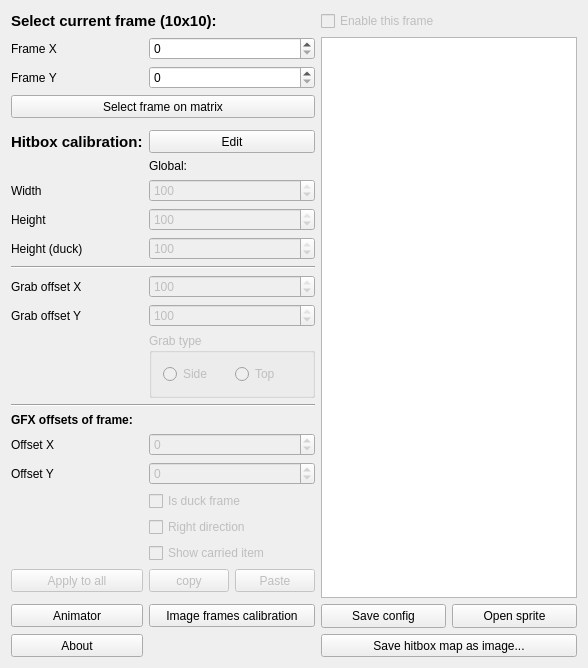
First picture: the form in PlayableCalibrator/calibrationmain.ui, repository WohlSoft/Moondust-Project, before the edit.
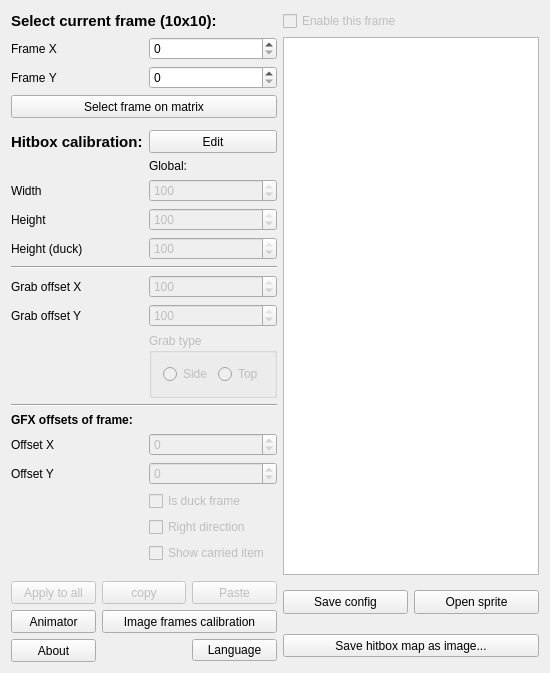
Second picture: the form after the edit. Icons and pictures are not drawn.

Diff of the .ui file:
```diff
--- a/PlayableCalibrator/calibrationmain.ui
+++ b/PlayableCalibrator/calibrationmain.ui
@@ -6,13 +6,13 @@
    <rect>
     <x>0</x>
     <y>0</y>
-    <width>629</width>
-    <height>615</height>
+    <width>560</width>
+    <height>696</height>
    </rect>
   </property>
   <property name="minimumSize">
    <size>
-    <width>629</width>
+    <width>560</width>
     <height>528</height>
    </size>
   </property>
@@ -23,26 +23,170 @@
    <iconset resource="_resources/images.qrc">
     <normaloff>:/images/Icon16.png</normaloff>:/images/Icon16.png</iconset>
   </property>
-  <layout class="QGridLayout" name="gridLayout" columnstretch="10,5,5,40,40">
+  <layout class="QGridLayout" name="gridLayout" columnstretch="10,0,0,0,0">
    <property name="sizeConstraint">
     <enum>QLayout::SetFixedSize</enum>
    </property>
-   <item row="11" column="1" colspan="2">
-    <widget class="QSpinBox" name="Height">
+   <item row="20" column="1" colspan="2">
+    <widget class="QSpinBox" name="OffsetY">
      <property name="enabled">
       <bool>false</bool>
      </property>
      <property name="toolTip">
-      <string>Nornal height of player's collision box (hitbox)</string>
+      <string>Vertical offset of hitbox relative to top side of frame</string>
      </property>
+     <property name="minimum">
+      <number>-100</number>
+     </property>
      <property name="maximum">
       <number>100</number>
      </property>
+    </widget>
+   </item>
+   <item row="15" column="1" colspan="2">
+    <widget class="QSpinBox" name="grabOffsetY">
+     <property name="enabled">
+      <bool>false</bool>
+     </property>
+     <property name="toolTip">
+      <string>Offset relative to middle of player's height</string>
+     </property>
+     <property name="minimum">
+      <number>-100</number>
+     </property>
+     <property name="maximum">
+      <number>100</number>
+     </property>
      <property name="value">
       <number>100</number>
      </property>
     </widget>
    </item>
+   <item row="4" column="3" rowspan="23" colspan="2">
+    <widget class="QGraphicsView" name="PreviewGraph"/>
+   </item>
+   <item row="12" column="1" colspan="2">
+    <widget class="QSpinBox" name="Height_duck">
+     <property name="enabled">
+      <bool>false</bool>
+     </property>
+     <property name="toolTip">
+      <string>Duck height of player's collision box (hitbox)</string>
+     </property>
+     <property name="maximum">
+      <number>100</number>
+     </property>
+     <property name="value">
+      <number>100</number>
+     </property>
+    </widget>
+   </item>
+   <item row="16" column="1" colspan="2">
+    <widget class="QGroupBox" name="grabType">
+     <property name="enabled">
+      <bool>false</bool>
+     </property>
+     <property name="title">
+      <string>Grab type</string>
+     </property>
+     <layout class="QGridLayout" name="gridLayout_2">
+      <item row="0" column="0">
+       <widget class="QRadioButton" name="grabSide">
+        <property name="text">
+         <string>Side</string>
+        </property>
+       </widget>
+      </item>
+      <item row="0" column="1">
+       <widget class="QRadioButton" name="grabTop">
+        <property name="text">
+         <string>Top</string>
+        </property>
+       </widget>
+      </item>
+     </layout>
+    </widget>
+   </item>
+   <item row="18" column="0" colspan="3">
+    <widget class="QLabel" name="label_9">
+     <property name="font">
+      <font>
+       <weight>75</weight>
+       <bold>true</bold>
+      </font>
+     </property>
+     <property name="text">
+      <string>GFX offsets of frame:</string>
+     </property>
+    </widget>
+   </item>
+   <item row="22" column="1" colspan="2">
+    <widget class="QCheckBox" name="isRightDirect">
+     <property name="enabled">
+      <bool>false</bool>
+     </property>
+     <property name="toolTip">
+      <string>If this flag enabled, grabbed item will be offseted relative to left side of hitbox.
+Else grabbed item will be offseted relative to right side of hitbix</string>
+     </property>
+     <property name="text">
+      <string>Right direction</string>
+     </property>
+    </widget>
+   </item>
+   <item row="19" column="0">
+    <widget class="QLabel" name="label_3">
+     <property name="text">
+      <string>Offset X</string>
+     </property>
+    </widget>
+   </item>
+   <item row="0" column="3" colspan="2">
+    <widget class="QCheckBox" name="EnableFrame">
+     <property name="enabled">
+      <bool>false</bool>
+     </property>
+     <property name="minimumSize">
+      <size>
+       <width>237</width>
+       <height>0</height>
+      </size>
+     </property>
+     <property name="toolTip">
+      <string>Enabling this frame. If this frame disabled, it will not be saved into your config file.</string>
+     </property>
+     <property name="text">
+      <string>Enable this frame</string>
+     </property>
+    </widget>
+   </item>
+   <item row="17" column="0" colspan="3">
+    <widget class="Line" name="line_2">
+     <property name="orientation">
+      <enum>Qt::Horizontal</enum>
+     </property>
+    </widget>
+   </item>
+   <item row="12" column="0">
+    <widget class="QLabel" name="label_11">
+     <property name="text">
+      <string>Height (duck)</string>
+     </property>
+    </widget>
+   </item>
+   <item row="21" column="1" colspan="2">
+    <widget class="QCheckBox" name="isDuckFrame">
+     <property name="enabled">
+      <bool>false</bool>
+     </property>
+     <property name="toolTip">
+      <string>Apply duck height to this frame</string>
+     </property>
+     <property name="text">
+      <string>Is duck frame</string>
+     </property>
+    </widget>
+   </item>
    <item row="11" column="0">
     <widget class="QLabel" name="label">
      <property name="text">
@@ -50,48 +194,6 @@
      </property>
     </widget>
    </item>
-   <item row="14" column="1" colspan="2">
-    <widget class="QSpinBox" name="grabOffsetX">
-     <property name="enabled">
-      <bool>false</bool>
-     </property>
-     <property name="toolTip">
-      <string>Offset relative to player's back (don't forget to set left or right direction to define source side)</string>
-     </property>
-     <property name="minimum">
-      <number>-100</number>
-     </property>
-     <property name="maximum">
-      <number>100</number>
-     </property>
-     <property name="value">
-      <number>100</number>
-     </property>
-    </widget>
-   </item>
-   <item row="10" column="0">
-    <widget class="QLabel" name="label_2">
-     <property name="text">
-      <string>Width</string>
-     </property>
-    </widget>
-   </item>
-   <item row="10" column="1" colspan="2">
-    <widget class="QSpinBox" name="Width">
-     <property name="enabled">
-      <bool>false</bool>
-     </property>
-     <property name="toolTip">
-      <string>Width of player's collision box (hitbox)</string>
-     </property>
-     <property name="maximum">
-      <number>100</number>
-     </property>
-     <property name="value">
-      <number>100</number>
-     </property>
-    </widget>
-   </item>
    <item row="15" column="0">
     <widget class="QLabel" name="label_13">
      <property name="text">
@@ -99,8 +201,15 @@
      </property>
     </widget>
    </item>
-   <item row="4" column="1" colspan="2">
-    <widget class="QSpinBox" name="FrameX">
+   <item row="13" column="0" colspan="3">
+    <widget class="Line" name="line">
+     <property name="orientation">
+      <enum>Qt::Horizontal</enum>
+     </property>
+    </widget>
+   </item>
+   <item row="5" column="1" colspan="2">
+    <widget class="QSpinBox" name="FrameY">
      <property name="minimumSize">
       <size>
        <width>0</width>
@@ -127,118 +236,33 @@
      </property>
     </widget>
    </item>
-   <item row="18" column="0" colspan="3">
-    <widget class="QLabel" name="label_9">
-     <property name="font">
-      <font>
-       <weight>75</weight>
-       <bold>true</bold>
-      </font>
-     </property>
-     <property name="text">
-      <string>GFX offsets of frame:</string>
-     </property>
-    </widget>
-   </item>
-   <item row="14" column="0">
-    <widget class="QLabel" name="label_12">
-     <property name="text">
-      <string>Grab offset X</string>
-     </property>
-    </widget>
-   </item>
-   <item row="9" column="1" colspan="2">
-    <widget class="QLabel" name="label_10">
-     <property name="text">
-      <string>Global:</string>
-     </property>
-    </widget>
-   </item>
-   <item row="26" column="3">
-    <widget class="QPushButton" name="SaveConfigButton">
-     <property name="minimumSize">
-      <size>
-       <width>0</width>
-       <height>24</height>
-      </size>
-     </property>
-     <property name="text">
-      <string>Save config</string>
-     </property>
-     <property name="icon">
-      <iconset resource="_resources/images.qrc">
-       <normaloff>:/images/save.png</normaloff>:/images/save.png</iconset>
-     </property>
-    </widget>
-   </item>
-   <item row="17" column="0" colspan="3">
-    <widget class="Line" name="line_2">
-     <property name="orientation">
-      <enum>Qt::Horizontal</enum>
-     </property>
-    </widget>
-   </item>
-   <item row="13" column="0" colspan="3">
-    <widget class="Line" name="line">
-     <property name="orientation">
-      <enum>Qt::Horizontal</enum>
-     </property>
-    </widget>
-   </item>
-   <item row="27" column="0">
-    <widget class="QPushButton" name="AboutButton">
-     <property name="minimumSize">
-      <size>
-       <width>0</width>
-       <height>23</height>
-      </size>
-     </property>
-     <property name="text">
-      <string>About</string>
-     </property>
-    </widget>
-   </item>
-   <item row="0" column="3" colspan="2">
-    <widget class="QCheckBox" name="EnableFrame">
+   <item row="14" column="1" colspan="2">
+    <widget class="QSpinBox" name="grabOffsetX">
      <property name="enabled">
       <bool>false</bool>
      </property>
-     <property name="minimumSize">
-      <size>
-       <width>237</width>
-       <height>0</height>
-      </size>
-     </property>
      <property name="toolTip">
-      <string>Enabling this frame. If this frame disabled, it will not be saved into your config file.</string>
+      <string>Offset relative to player's back (don't forget to set left or right direction to define source side)</string>
      </property>
-     <property name="text">
-      <string>Enable this frame</string>
+     <property name="minimum">
+      <number>-100</number>
      </property>
-    </widget>
-   </item>
-   <item row="22" column="1" colspan="2">
-    <widget class="QCheckBox" name="isRightDirect">
-     <property name="enabled">
-      <bool>false</bool>
+     <property name="maximum">
+      <number>100</number>
      </property>
-     <property name="toolTip">
-      <string>If this flag enabled, grabbed item will be offseted relative to left side of hitbox.
-Else grabbed item will be offseted relative to right side of hitbix</string>
+     <property name="value">
+      <number>100</number>
      </property>
-     <property name="text">
-      <string>Right direction</string>
-     </property>
     </widget>
    </item>
-   <item row="5" column="0">
-    <widget class="QLabel" name="label_6">
+   <item row="4" column="0">
+    <widget class="QLabel" name="label_5">
      <property name="text">
-      <string>Frame Y</string>
+      <string>Frame X</string>
      </property>
     </widget>
    </item>
-   <item row="27" column="3" colspan="2">
+   <item row="28" column="3" colspan="2">
     <widget class="QPushButton" name="MakeTemplateB">
      <property name="minimumSize">
       <size>
@@ -254,7 +278,7 @@
      </property>
     </widget>
    </item>
-   <item row="26" column="4">
+   <item row="27" column="4">
     <widget class="QPushButton" name="OpenSprite">
      <property name="minimumSize">
       <size>
@@ -266,24 +290,36 @@
       <string>Open sprite</string>
      </property>
      <property name="icon">
-      <iconset resource="_resources/images.qrc">
+      <iconset resource="../Editor/_resources/editor.qrc">
        <normaloff>:/images/open.png</normaloff>:/images/open.png</iconset>
      </property>
     </widget>
    </item>
-   <item row="26" column="1" colspan="2">
-    <widget class="QPushButton" name="calibrateImage">
+   <item row="5" column="0">
+    <widget class="QLabel" name="label_6">
+     <property name="text">
+      <string>Frame Y</string>
+     </property>
+    </widget>
+   </item>
+   <item row="8" column="0">
+    <widget class="QLabel" name="label_8">
      <property name="minimumSize">
       <size>
        <width>0</width>
        <height>23</height>
       </size>
      </property>
-     <property name="toolTip">
-      <string>Calibrating frames relative to exists physics (useful for SMBX where you can't edit physics)</string>
+     <property name="font">
+      <font>
+       <family>Liberation Sans</family>
+       <pointsize>11</pointsize>
+       <weight>75</weight>
+       <bold>true</bold>
+      </font>
      </property>
      <property name="text">
-      <string>Image frames calibration</string>
+      <string>Hitbox calibration:</string>
      </property>
     </widget>
    </item>
@@ -303,21 +339,55 @@
      </property>
     </widget>
    </item>
-   <item row="8" column="1" colspan="2">
-    <widget class="QPushButton" name="editSizes">
+   <item row="24" column="0" colspan="3">
+    <spacer name="verticalSpacer">
+     <property name="orientation">
+      <enum>Qt::Vertical</enum>
+     </property>
+     <property name="sizeType">
+      <enum>QSizePolicy::MinimumExpanding</enum>
+     </property>
+     <property name="sizeHint" stdset="0">
+      <size>
+       <width>0</width>
+       <height>0</height>
+      </size>
+     </property>
+    </spacer>
+   </item>
+   <item row="10" column="0">
+    <widget class="QLabel" name="label_2">
+     <property name="text">
+      <string>Width</string>
+     </property>
+    </widget>
+   </item>
+   <item row="4" column="1" colspan="2">
+    <widget class="QSpinBox" name="FrameX">
      <property name="minimumSize">
       <size>
        <width>0</width>
-       <height>23</height>
+       <height>20</height>
       </size>
      </property>
+     <property name="maximum">
+      <number>9</number>
+     </property>
+    </widget>
+   </item>
+   <item row="14" column="0">
+    <widget class="QLabel" name="label_12">
      <property name="text">
-      <string>Edit</string>
+      <string>Grab offset X</string>
      </property>
     </widget>
    </item>
-   <item row="4" column="3" rowspan="22" colspan="2">
-    <widget class="QGraphicsView" name="PreviewGraph"/>
+   <item row="9" column="1" colspan="2">
+    <widget class="QLabel" name="label_10">
+     <property name="text">
+      <string>Global:</string>
+     </property>
+    </widget>
    </item>
    <item row="23" column="1" colspan="2">
     <widget class="QCheckBox" name="showGrabItem">
@@ -332,78 +402,6 @@
      </property>
     </widget>
    </item>
-   <item row="21" column="1" colspan="2">
-    <widget class="QCheckBox" name="isDuckFrame">
-     <property name="enabled">
-      <bool>false</bool>
-     </property>
-     <property name="toolTip">
-      <string>Apply duck height to this frame</string>
-     </property>
-     <property name="text">
-      <string>Is duck frame</string>
-     </property>
-    </widget>
-   </item>
-   <item row="5" column="1" colspan="2">
-    <widget class="QSpinBox" name="FrameY">
-     <property name="minimumSize">
-      <size>
-       <width>0</width>
-       <height>20</height>
-      </size>
-     </property>
-     <property name="maximum">
-      <number>9</number>
-     </property>
-    </widget>
-   </item>
-   <item row="19" column="0">
-    <widget class="QLabel" name="label_3">
-     <property name="text">
-      <string>Offset X</string>
-     </property>
-    </widget>
-   </item>
-   <item row="20" column="1" colspan="2">
-    <widget class="QSpinBox" name="OffsetY">
-     <property name="enabled">
-      <bool>false</bool>
-     </property>
-     <property name="toolTip">
-      <string>Vertical offset of hitbox relative to top side of frame</string>
-     </property>
-     <property name="minimum">
-      <number>-100</number>
-     </property>
-     <property name="maximum">
-      <number>100</number>
-     </property>
-    </widget>
-   </item>
-   <item row="19" column="1" colspan="2">
-    <widget class="QSpinBox" name="OffsetX">
-     <property name="enabled">
-      <bool>false</bool>
-     </property>
-     <property name="toolTip">
-      <string>Horisontal offset of hitbox relative to left side of frame</string>
-     </property>
-     <property name="minimum">
-      <number>-100</number>
-     </property>
-     <property name="maximum">
-      <number>100</number>
-     </property>
-    </widget>
-   </item>
-   <item row="4" column="0">
-    <widget class="QLabel" name="label_5">
-     <property name="text">
-      <string>Frame X</string>
-     </property>
-    </widget>
-   </item>
    <item row="20" column="0">
     <widget class="QLabel" name="label_4">
      <property name="text">
@@ -411,20 +409,45 @@
      </property>
     </widget>
    </item>
-   <item row="12" column="0">
-    <widget class="QLabel" name="label_11">
-     <property name="text">
-      <string>Height (duck)</string>
+   <item row="11" column="1" colspan="2">
+    <widget class="QSpinBox" name="Height">
+     <property name="enabled">
+      <bool>false</bool>
      </property>
+     <property name="toolTip">
+      <string>Nornal height of player's collision box (hitbox)</string>
+     </property>
+     <property name="maximum">
+      <number>100</number>
+     </property>
+     <property name="value">
+      <number>100</number>
+     </property>
     </widget>
    </item>
-   <item row="15" column="1" colspan="2">
-    <widget class="QSpinBox" name="grabOffsetY">
+   <item row="10" column="1" colspan="2">
+    <widget class="QSpinBox" name="Width">
      <property name="enabled">
       <bool>false</bool>
      </property>
      <property name="toolTip">
-      <string>Offset relative to middle of player's height</string>
+      <string>Width of player's collision box (hitbox)</string>
+     </property>
+     <property name="maximum">
+      <number>100</number>
+     </property>
+     <property name="value">
+      <number>100</number>
+     </property>
+    </widget>
+   </item>
+   <item row="19" column="1" colspan="2">
+    <widget class="QSpinBox" name="OffsetX">
+     <property name="enabled">
+      <bool>false</bool>
+     </property>
+     <property name="toolTip">
+      <string>Horisontal offset of hitbox relative to left side of frame</string>
      </property>
      <property name="minimum">
       <number>-100</number>
@@ -432,56 +455,27 @@
      <property name="maximum">
       <number>100</number>
      </property>
-     <property name="value">
-      <number>100</number>
-     </property>
     </widget>
    </item>
-   <item row="24" column="1">
-    <widget class="QPushButton" name="CopyButton">
-     <property name="enabled">
-      <bool>false</bool>
-     </property>
+   <item row="27" column="3">
+    <widget class="QPushButton" name="SaveConfigButton">
      <property name="minimumSize">
       <size>
        <width>0</width>
-       <height>23</height>
+       <height>24</height>
       </size>
      </property>
-     <property name="toolTip">
-      <string>Copy this frame into internal clipboard</string>
-     </property>
      <property name="text">
-      <string>copy</string>
+      <string>Save config</string>
      </property>
-    </widget>
-   </item>
-   <item row="8" column="0">
-    <widget class="QLabel" name="label_8">
-     <property name="minimumSize">
-      <size>
-       <width>0</width>
-       <height>23</height>
-      </size>
+     <property name="icon">
+      <iconset resource="../Editor/_resources/editor.qrc">
+       <normaloff>:/images/save.png</normaloff>:/images/save.png</iconset>
      </property>
-     <property name="font">
-      <font>
-       <family>Liberation Sans</family>
-       <pointsize>11</pointsize>
-       <weight>75</weight>
-       <bold>true</bold>
-      </font>
-     </property>
-     <property name="text">
-      <string>Hitbox calibration:</string>
-     </property>
     </widget>
    </item>
-   <item row="24" column="0">
-    <widget class="QPushButton" name="applyToAll">
-     <property name="enabled">
-      <bool>false</bool>
-     </property>
+   <item row="8" column="1" colspan="2">
+    <widget class="QPushButton" name="editSizes">
      <property name="minimumSize">
       <size>
        <width>0</width>
@@ -489,87 +483,134 @@
       </size>
      </property>
      <property name="text">
-      <string>Apply to all</string>
+      <string>Edit</string>
      </property>
     </widget>
    </item>
-   <item row="12" column="1" colspan="2">
-    <widget class="QSpinBox" name="Height_duck">
-     <property name="enabled">
-      <bool>false</bool>
+   <item row="27" column="0" rowspan="2" colspan="3">
+    <widget class="QFrame" name="frame">
+     <property name="frameShape">
+      <enum>QFrame::NoFrame</enum>
      </property>
-     <property name="toolTip">
-      <string>Duck height of player's collision box (hitbox)</string>
+     <property name="frameShadow">
+      <enum>QFrame::Raised</enum>
      </property>
-     <property name="maximum">
-      <number>100</number>
-     </property>
-     <property name="value">
-      <number>100</number>
-     </property>
-    </widget>
-   </item>
-   <item row="24" column="2">
-    <widget class="QPushButton" name="PasteButton">
-     <property name="enabled">
-      <bool>false</bool>
-     </property>
-     <property name="minimumSize">
-      <size>
-       <width>0</width>
-       <height>23</height>
-      </size>
-     </property>
-     <property name="toolTip">
-      <string>Paste from internal clipboard</string>
-     </property>
-     <property name="text">
-      <string>Paste</string>
-     </property>
-    </widget>
-   </item>
-   <item row="26" column="0">
-    <widget class="QPushButton" name="AnimatorButton">
-     <property name="minimumSize">
-      <size>
-       <width>0</width>
-       <height>23</height>
-      </size>
-     </property>
-     <property name="toolTip">
-      <string>Edit animations set</string>
-     </property>
-     <property name="text">
-      <string>Animator</string>
-     </property>
-    </widget>
-   </item>
-   <item row="16" column="1" colspan="2">
-    <widget class="QGroupBox" name="grabType">
-     <property name="enabled">
-      <bool>false</bool>
-     </property>
-     <property name="minimumSize">
-      <size>
-       <width>0</width>
-       <height>50</height>
-      </size>
-     </property>
-     <property name="title">
-      <string>Grab type</string>
-     </property>
-     <layout class="QGridLayout" name="gridLayout_2">
+     <layout class="QGridLayout" name="gridLayout_3">
+      <property name="leftMargin">
+       <number>0</number>
+      </property>
+      <property name="topMargin">
+       <number>0</number>
+      </property>
+      <property name="rightMargin">
+       <number>0</number>
+      </property>
+      <property name="bottomMargin">
+       <number>0</number>
+      </property>
       <item row="0" column="0">
-       <widget class="QRadioButton" name="grabSide">
+       <widget class="QPushButton" name="applyToAll">
+        <property name="enabled">
+         <bool>false</bool>
+        </property>
+        <property name="minimumSize">
+         <size>
+          <width>0</width>
+          <height>23</height>
+         </size>
+        </property>
         <property name="text">
-         <string>Side</string>
+         <string>Apply to all</string>
         </property>
        </widget>
       </item>
       <item row="0" column="1">
-       <widget class="QRadioButton" name="grabTop">
+       <widget class="QPushButton" name="CopyButton">
+        <property name="enabled">
+         <bool>false</bool>
+        </property>
+        <property name="minimumSize">
+         <size>
+          <width>0</width>
+          <height>23</height>
+         </size>
+        </property>
+        <property name="toolTip">
+         <string>Copy this frame into internal clipboard</string>
+        </property>
         <property name="text">
-         <string>Top</string>
+         <string>copy</string>
+        </property>
+       </widget>
+      </item>
+      <item row="0" column="2">
+       <widget class="QPushButton" name="PasteButton">
+        <property name="enabled">
+         <bool>false</bool>
+        </property>
+        <property name="minimumSize">
+         <size>
+          <width>0</width>
+          <height>23</height>
+         </size>
+        </property>
+        <property name="toolTip">
+         <string>Paste from internal clipboard</string>
+        </property>
+        <property name="text">
+         <string>Paste</string>
+        </property>
+       </widget>
+      </item>
+      <item row="1" column="0">
+       <widget class="QPushButton" name="AnimatorButton">
+        <property name="minimumSize">
+         <size>
+          <width>0</width>
+          <height>23</height>
+         </size>
+        </property>
+        <property name="toolTip">
+         <string>Edit animations set</string>
+        </property>
+        <property name="text">
+         <string>Animator</string>
+        </property>
+       </widget>
+      </item>
+      <item row="2" column="0">
+       <widget class="QPushButton" name="AboutButton">
+        <property name="minimumSize">
+         <size>
+          <width>0</width>
+          <height>23</height>
+         </size>
+        </property>
+        <property name="text">
+         <string>About</string>
+        </property>
+       </widget>
+      </item>
+      <item row="1" column="1" colspan="2">
+       <widget class="QPushButton" name="calibrateImage">
+        <property name="minimumSize">
+         <size>
+          <width>0</width>
+          <height>23</height>
+         </size>
+        </property>
+        <property name="toolTip">
+         <string>Calibrating frames relative to exists physics (useful for SMBX where you can't edit physics)</string>
+        </property>
+        <property name="text">
+         <string>Image frames calibration</string>
+        </property>
+       </widget>
+      </item>
+      <item row="2" column="2">
+       <widget class="QPushButton" name="language">
+        <property name="text">
+         <string>Language</string>
         </property>
        </widget>
       </item>
```
Left out of the diff: 1 changed line with no effect on the pictures.
